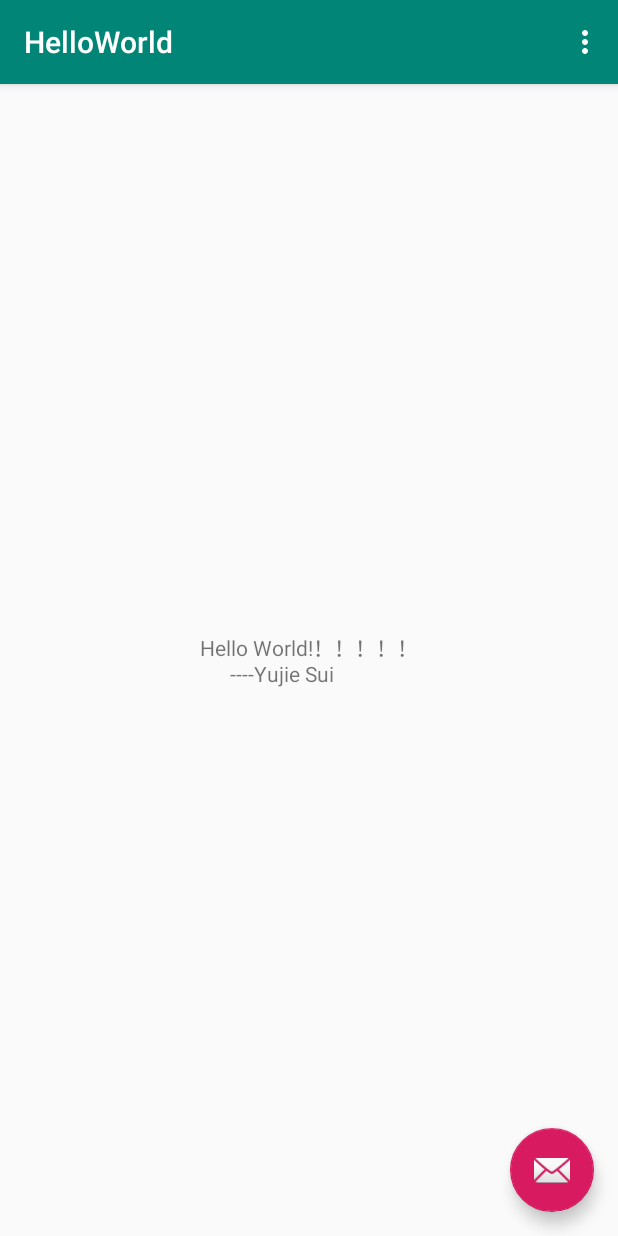
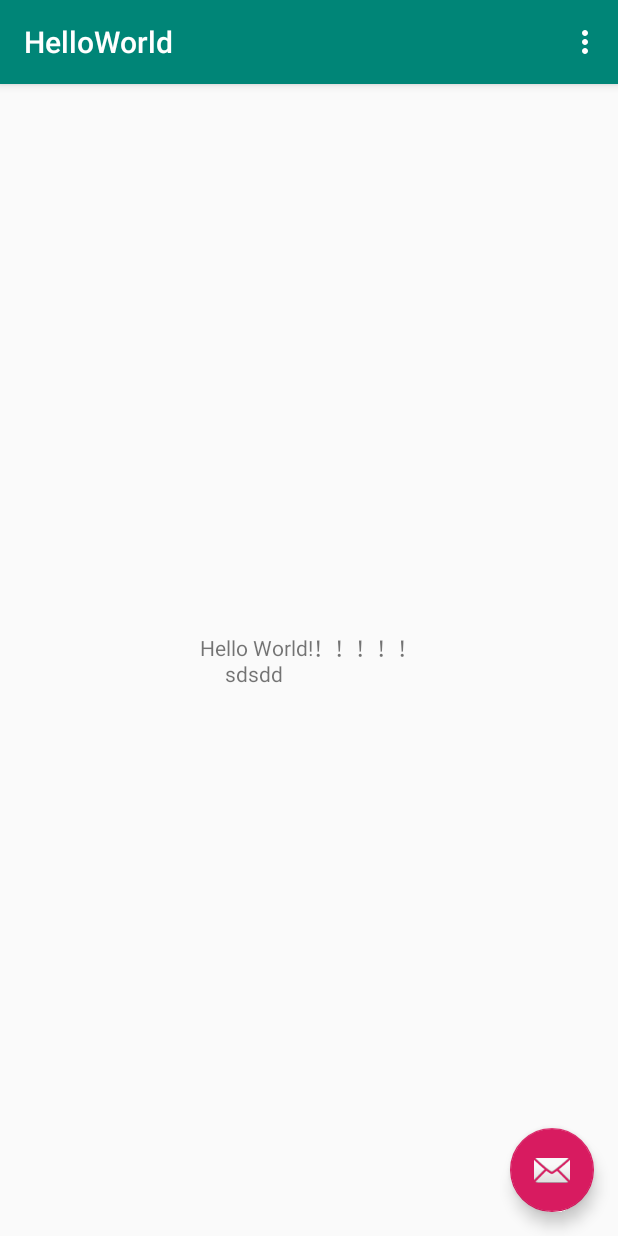
Before and after one commit to sui1234/MemoryGame, an Android app: the screen it shows after launch (MainActivity), on a phone screen of 412 x 824 dp. Run offline under Robolectric (Android 15) with nearby library versions, the light colour scheme and no system bars.

Commit message:
second commit

```diff
--- a/HelloWorld/app/src/main/res/layout/content_main.xml
+++ b/HelloWorld/app/src/main/res/layout/content_main.xml
@@ -11,7 +11,7 @@
     <TextView
         android:layout_width="wrap_content"
         android:layout_height="wrap_content"
-        android:text="Hello World!！！！！！\n      ----Yujie Sui"
+        android:text="Hello World!！！！！！\n     sdsdd"
         app:layout_constraintBottom_toBottomOf="parent"
         app:layout_constraintLeft_toLeftOf="parent"
         app:layout_constraintRight_toRightOf="parent"
```
